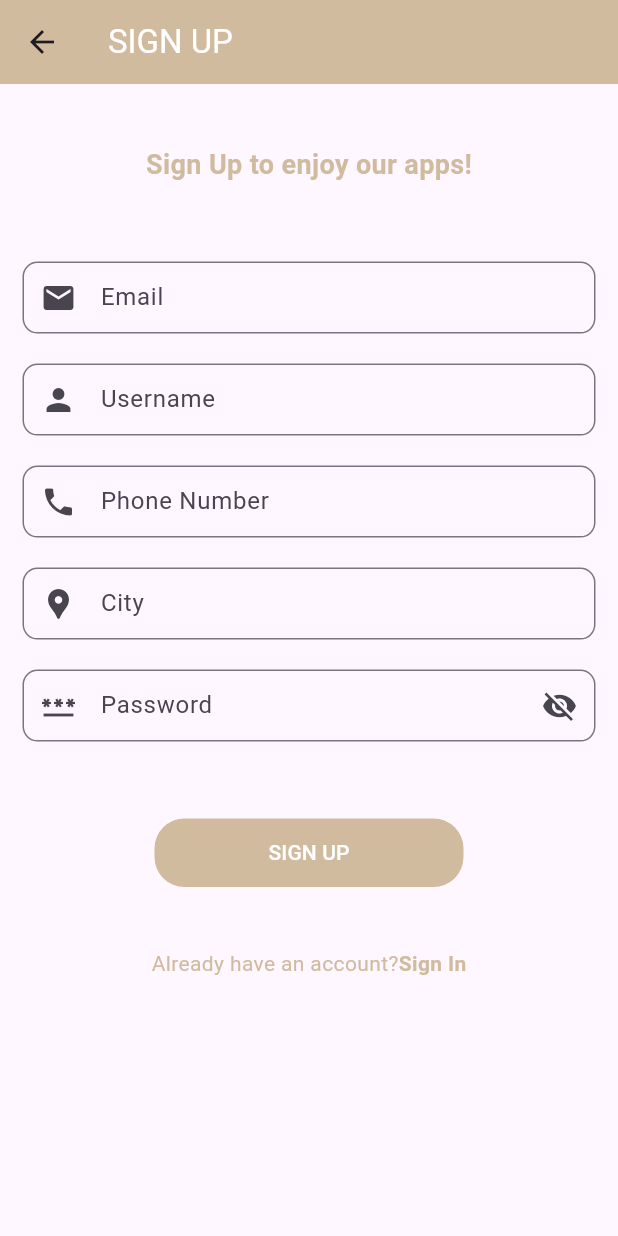
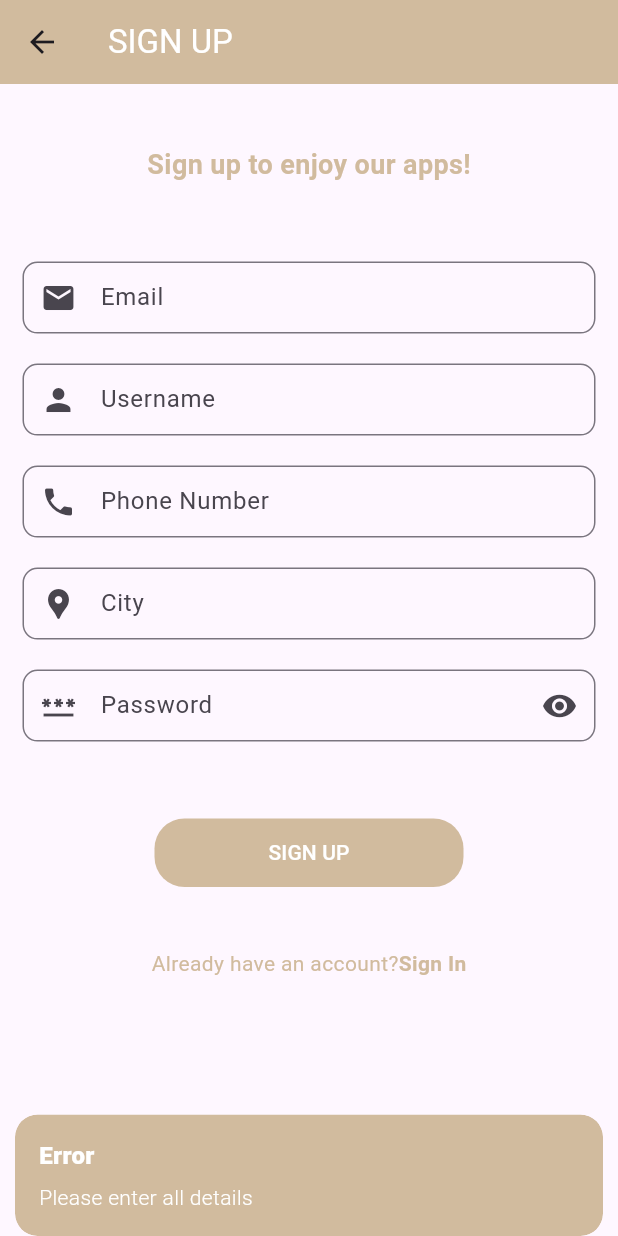
Before and after one commit to NajwaShaharudin/UniLoot, a Flutter app: the SignUpScreen screen opened directly, after a tap on "SIGN UP", on a phone screen of 412 x 824 dp. Run offline on Flutter 3.47's test engine with Material 3 defaults, Android fonts, the light colour scheme and no system bars; our stand-ins replace cloud_firestore, firebase_auth, firebase_core, flutter_easyloading, flutter_keyboard_visibility, get and 2 more; accounts and stored records are empty.

Commit message:
sign up with email & password

```diff
--- a/lib/controllers/google_signin_controller.dart
+++ b/lib/controllers/google_signin_controller.dart
@@ -43,6 +43,7 @@ class GoogleSignInController extends GetxController{
               isAdmin: false,
               isActive: true,
               createdOn: DateTime.now(),
+              city: '',
               );
 
             await FirebaseFirestore.instance
--- a/lib/models/user_models.dart
+++ b/lib/models/user_models.dart
@@ -13,6 +13,7 @@ class UserModel {
   final bool isAdmin;
   final bool isActive;
   final dynamic createdOn;
+  final String city;
 
 
   UserModel({
@@ -28,6 +29,7 @@ class UserModel {
     required this.isAdmin,
     required this.isActive,
     required this.createdOn,
+    required this.city,
 
   });
 
@@ -66,6 +68,7 @@ class UserModel {
       isAdmin: json['isAdmin'],
       isActive: json['isActive'],
       createdOn: json['createdOn'].toString(),
+      city: json['isActive'],
 
     );
   }
--- a/lib/screens/auth_ui/signup_screen.dart
+++ b/lib/screens/auth_ui/signup_screen.dart
@@ -1,7 +1,9 @@
+import 'package:firebase_auth/firebase_auth.dart';
 import 'package:flutter/cupertino.dart';
 import 'package:flutter/material.dart';
 import 'package:flutter_keyboard_visibility/flutter_keyboard_visibility.dart';
 import 'package:get/get.dart';
+import 'package:uni_loot/controllers/signup_controller.dart';
 import 'package:uni_loot/screens/auth_ui/signIn_screen.dart';
 import 'package:uni_loot/utils/app_constant.dart';
 
@@ -13,6 +15,13 @@ class SignUpScreen extends StatefulWidget {
 }
 
 class _SignUpScreenState extends State<SignUpScreen> {
+  final SignUpController signUpController = Get.put(SignUpController());
+  TextEditingController username = TextEditingController();
+  TextEditingController userEmail = TextEditingController();
+  TextEditingController userPhone = TextEditingController();
+  TextEditingController userCity = TextEditingController();
+  TextEditingController userPassword = TextEditingController();
+
   @override
   Widget build(BuildContext context) {
     return KeyboardVisibilityBuilder(
@@ -36,7 +45,7 @@ class _SignUpScreenState extends State<SignUpScreen> {
                   ),
                   Container(
                       alignment: Alignment.center,
-                      child: Text("Sign Up to enjoy our apps!", style: TextStyle(
+                      child: Text("Sign up to enjoy our apps!", style: TextStyle(
                         color: AppConstant.appSecondaryColor,
                         fontWeight: FontWeight.bold,
                         fontSize: 18.0,
@@ -52,6 +61,7 @@ class _SignUpScreenState extends State<SignUpScreen> {
                     child: Padding(
                       padding: const EdgeInsets.all(10.0),
                       child: TextFormField(
+                        controller: userEmail,
                         cursorColor: AppConstant.appSecondaryColor,
                         keyboardType: TextInputType.emailAddress,
                         decoration: InputDecoration(
@@ -72,6 +82,7 @@ class _SignUpScreenState extends State<SignUpScreen> {
                     child: Padding(
                       padding: const EdgeInsets.all(10.0),
                       child: TextFormField(
+                        controller: username,
                         cursorColor: AppConstant.appSecondaryColor,
                         keyboardType: TextInputType.name,
                         decoration: InputDecoration(
@@ -92,6 +103,7 @@ class _SignUpScreenState extends State<SignUpScreen> {
                     child: Padding(
                       padding: const EdgeInsets.all(10.0),
                       child: TextFormField(
+                        controller: userPhone,
                         cursorColor: AppConstant.appSecondaryColor,
                         keyboardType: TextInputType.number,
                         decoration: InputDecoration(
@@ -112,6 +124,7 @@ class _SignUpScreenState extends State<SignUpScreen> {
                     child: Padding(
                       padding: const EdgeInsets.all(10.0),
                       child: TextFormField(
+                        controller: userCity,
                         cursorColor: AppConstant.appSecondaryColor,
                         keyboardType: TextInputType.streetAddress,
                         decoration: InputDecoration(
@@ -132,19 +145,28 @@ class _SignUpScreenState extends State<SignUpScreen> {
                     width: Get.width,
                     child: Padding(
                       padding: const EdgeInsets.all(10.0),
-                      child: TextFormField(
+                      child: Obx(() => TextFormField(
+                        controller: userPassword,
+                        obscureText: signUpController.isPasswordVisible.value,
                         cursorColor: AppConstant.appSecondaryColor,
                         keyboardType: TextInputType.visiblePassword,
                         decoration: InputDecoration(
                           hintText: "Password",
                           prefixIcon: Icon(Icons.password),
-                          suffixIcon: Icon(Icons.visibility_off),
+                          suffixIcon: GestureDetector(
+                              onTap: (){
+                                signUpController.isPasswordVisible.toggle();
+                              },
+                              child: signUpController.isPasswordVisible.value
+                                  ?  Icon(Icons.visibility_off)
+                                  : Icon(Icons.visibility)
+                          ),
                           contentPadding: EdgeInsets.only(top: 2.0, left: 8.0),
                           border: OutlineInputBorder(
                             borderRadius: BorderRadius.circular(10.0),
                           ),
                         ),
-                      ),
+                      ),)
                     ),
                   ),
 
@@ -162,7 +184,51 @@ class _SignUpScreenState extends State<SignUpScreen> {
                         child: Text("SIGN UP",
                           style: TextStyle(color: AppConstant.appTextColor),
                         ),
-                        onPressed: (){},
+                        onPressed: () async {
+                          String name = username.text.trim();
+                          String email = userEmail.text.trim();
+                          String phone = userPhone.text.trim();
+                          String city = userCity.text.trim();
+                          String password = userPassword.text.trim();
+                          String userDeviceToken = '';
+
+                          if(name.isEmpty ||
+                              email.isEmpty ||
+                              phone.isEmpty ||
+                              city.isEmpty ||
+                              password.isEmpty)
+                            {
+                              Get.snackbar(
+                                "Error",
+                                "Please enter all details",
+                                snackPosition: SnackPosition.BOTTOM,
+                                backgroundColor: AppConstant.appSecondaryColor,
+                                colorText: AppConstant.appTextColor,
+                              );
+                            } else {
+                              UserCredential? userCredential =
+                                  await signUpController.signUpMethod(
+                                  name,
+                                  email,
+                                  phone,
+                                  city,
+                                  password,
+                                  userDeviceToken,
+                              );
+
+                                if(userCredential != null){
+                                  Get.snackbar(
+                                      "Verification email sent.",
+                                      "Please check your email.",
+                                      snackPosition: SnackPosition.BOTTOM,
+                                    backgroundColor: AppConstant.appTextColor,
+                                  );
+
+                                  FirebaseAuth.instance.signOut();
+                                  Get.offAll(() => SignInScreen());
+                                }
+                          }
+                        },
                       ),
                     ),
                   ),
```
Also changed, not shown: lib/controllers/signup_controller.dart (added, +74 -0 lines), lib/screens/auth_ui/welcome_screen.dart (+5 -2 lines).
